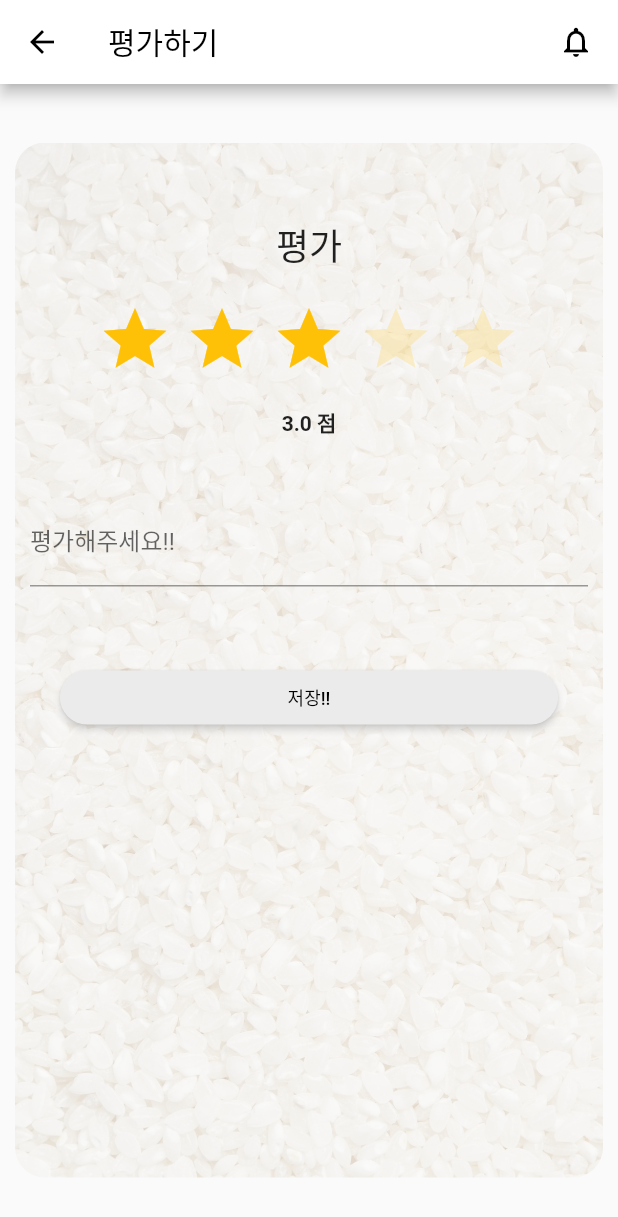
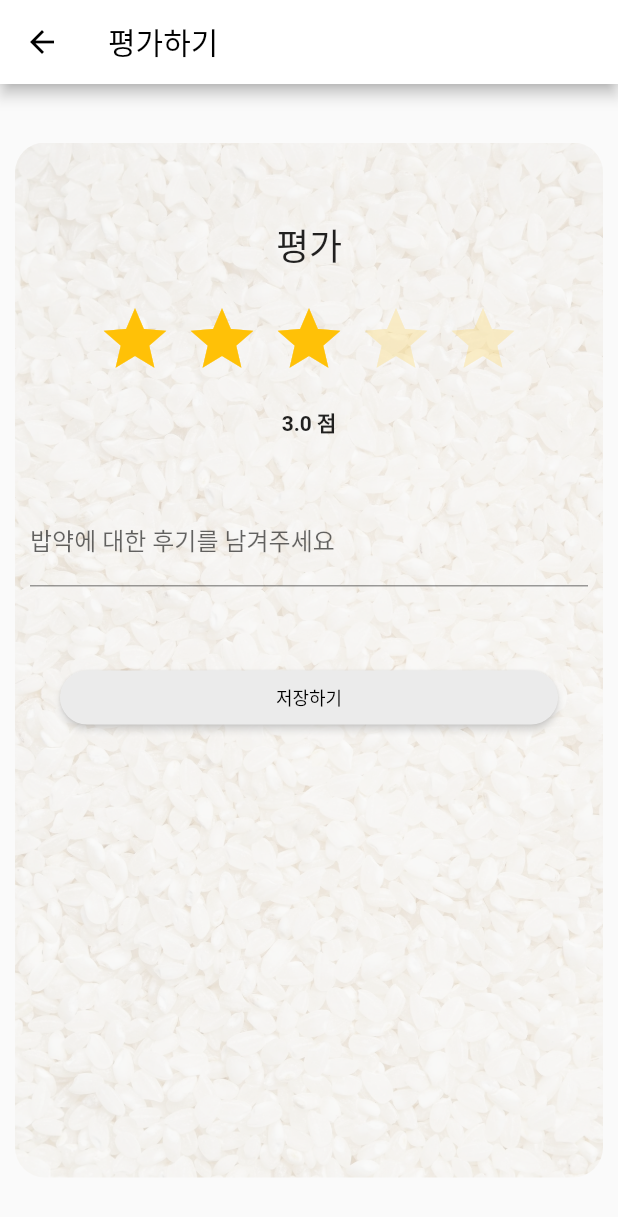
Before and after one commit to ilsole1025/project_bab, a Flutter app: the Rating screen opened directly with empty values, on a phone screen of 412 x 824 dp. Shown: the top 1217 px of the screen. Run offline on Flutter 3.47's test engine with Material 2 defaults, Android fonts, the light colour scheme and no system bars; drawn by our look-alikes of flutter_rating_bar; our stand-ins replace cloud_firestore, cloud_functions, firebase_auth, firebase_core, flutter_spinkit, modal_progress_hud_nsn and 1 more; missing offline and left inert: flutterfire_ui; accounts and stored records are empty; Roboto replaces fonts that are missing (Pretendard); project files that could hold a hidden picture were left out.

Commit message:
ilsole1025

```diff
--- a/lib/sub/1st/matched.dart
+++ b/lib/sub/1st/matched.dart
@@ -135,7 +135,7 @@ class Matched extends StatelessWidget {
                         Text('카톡 아이디: ${other_info['kakao']}\n',
                             style: TextStyle(fontSize: 13, color: Colors.black),
                             textAlign: TextAlign.center),
-                        Text('\n공통 관심사\n',
+                        Text('\n공통 관심사',
                             style: TextStyle(fontSize: 13, color: Colors.grey),
                             textAlign: TextAlign.center),
                         Container(
@@ -205,7 +205,7 @@ class Matched extends StatelessWidget {
                                   borderRadius: BorderRadius.circular(20),
                                 )),
                               ),
-                              child: Text("날짜 선택하기!!",
+                              child: Text("날짜 선택하기",
                                   style: TextStyle(fontSize: 12),
                                   textAlign: TextAlign.center),
                               onPressed: () async {
--- a/lib/sub/1st/rate.dart
+++ b/lib/sub/1st/rate.dart
@@ -63,7 +63,6 @@ class _RatingState extends State<Rating> {
                       ]
                   ),
                 ),
-                Icon(Icons.notifications_outlined, color:Colors.black),
               ],
             )
         ),
@@ -102,7 +101,7 @@ class _RatingState extends State<Rating> {
                   SizedBox(height: 40.0),
                   TextField(
                     decoration: const InputDecoration(
-                      labelText: '평가해주세요!!',
+                      labelText: '밥약에 대한 후기를 남겨주세요',
                     ),
                     onChanged: (text) {
                       setState(() {
@@ -125,9 +124,9 @@ class _RatingState extends State<Rating> {
                                 borderRadius: BorderRadius.circular(20),
                               )),
                         ),
-                        child: Text("저장!!", style: TextStyle(fontSize: 12), textAlign: TextAlign.center),
+                        child: Text("저장하기", style: TextStyle(fontSize: 12), textAlign: TextAlign.center),
                         onPressed: () async {
-                          // 여기 inputText 값 가져오ㅘ서 저장해주십셥!!
+                          // 여기 inputText 값 가져와서 저장
                           await updateRate(oid, _rating, inputText);
                           Navigator.of(context).popUntil((route) => route.isFirst);
                         },
--- a/lib/sub/4thPage.dart
+++ b/lib/sub/4thPage.dart
@@ -110,7 +110,7 @@ class _MyPageState extends State<MyPage> with TickerProviderStateMixin {
                 },
                 style: ElevatedButton.styleFrom(
                   primary: Colors.white, // 배경색을 투명하게 설정
-                  side: BorderSide(color: Colors.black), // 선 색을 검정으로 설정
+                  side: BorderSide(color: Colors.red.shade300), // 선 색을 검정으로 설정
                 ),
                 child: Padding(
                   padding: const EdgeInsets.all(8.0),
```
Also changed, not shown: lib/sub/1stPage.dart (+35 -18 lines).
